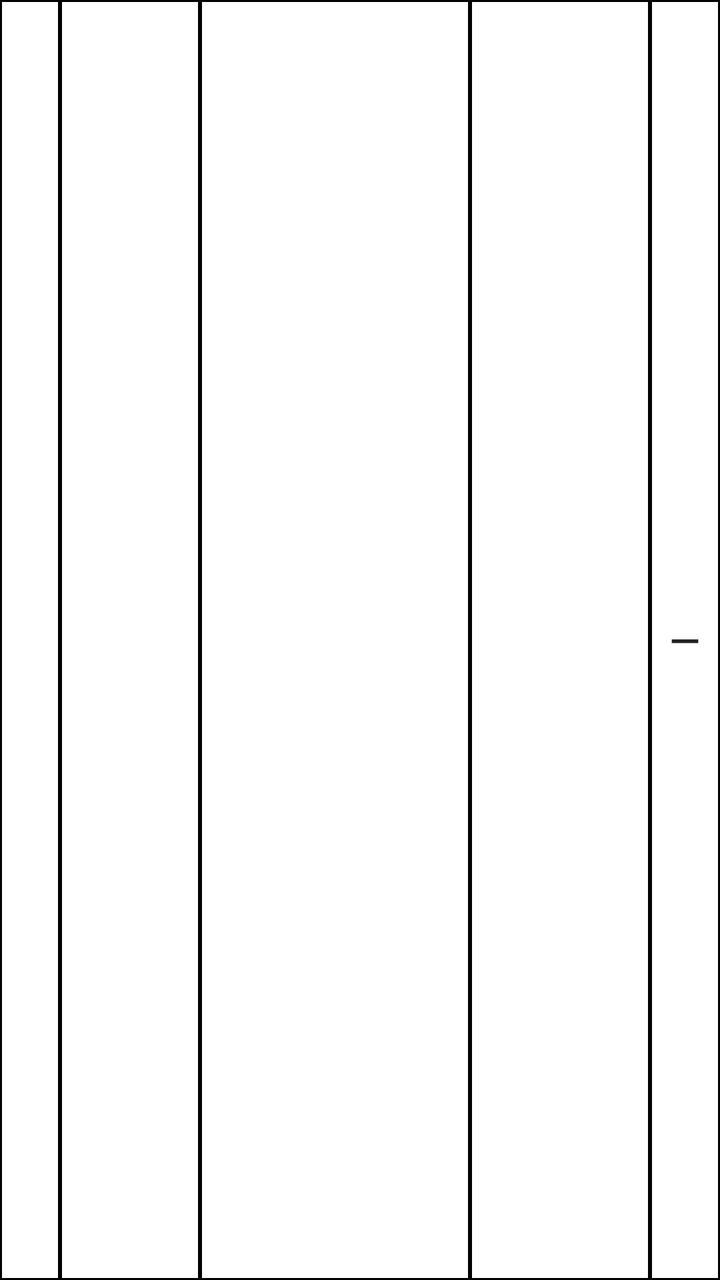
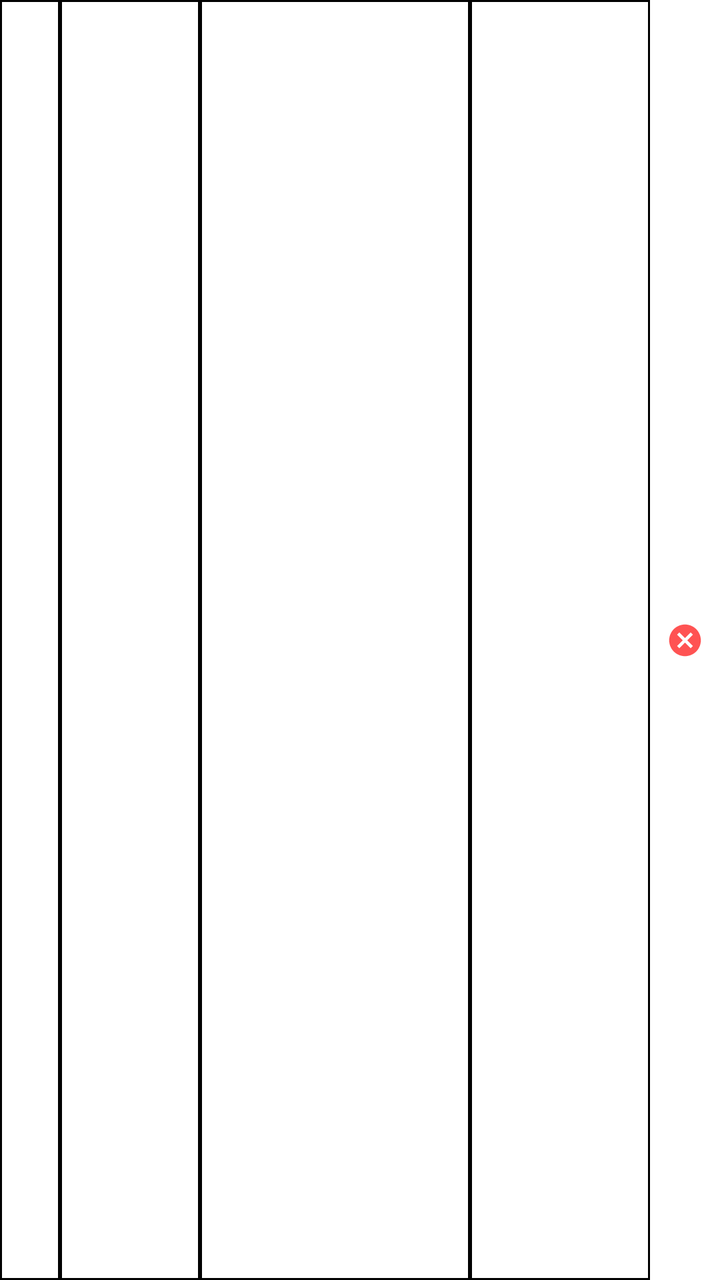

Two renders of the same Android screen: before a commit and after it. Below are the layout's source before the change and the commit's diff.
<!-- AndroidManifest.xml: application theme Theme.WorkLog -->
<!-- res/layout/item_shift.xml -->
<?xml version="1.0" encoding="utf-8"?>
<LinearLayout xmlns:android="http://schemas.android.com/apk/res/android"
    android:layout_width="match_parent"
    android:layout_height="wrap_content"
    android:orientation="horizontal">

    

    <TextView
        android:id="@+id/tvId"
        android:layout_width="30dp"
        android:layout_height="match_parent"
        android:gravity="center"
        android:textSize="16sp"
        android:background="@drawable/table_cell_border" />

    

    <TextView
        android:id="@+id/tvDate"
        android:layout_width="70dp"
        android:layout_height="match_parent"
        android:gravity="center"
        android:textSize="16sp"
        android:background="@drawable/table_cell_border" />

    

    <TextView
        android:id="@+id/tvShift"
        android:layout_width="0dp"
        android:layout_height="match_parent"
        android:layout_weight="1"
        android:gravity="center"
        android:textSize="16sp"
        android:background="@drawable/table_cell_border" />

    

    <TextView
        android:id="@+id/tvHours"
        android:layout_width="90dp"
        android:layout_height="match_parent"
        android:gravity="center"
        android:textSize="16sp"
        android:background="@drawable/table_cell_border" />

    

    <Button
        android:id="@+id/btnDelete"
        android:layout_width="35dp"
        android:layout_height="match_parent"
        android:text="—"
        android:textSize="20sp"
        android:background="@drawable/table_cell_border" />

</LinearLayout>
<!-- resources referenced by this layout -->
<resources>
  <!-- drawable table_cell_border (drawable) -->
  <?xml version="1.0" encoding="utf-8"?>
  <shape xmlns:android="http://schemas.android.com/apk/res/android">
  
      <solid android:color="@android:color/white" />
  
      <stroke
          android:width="1dp"
          android:color="@android:color/black" />
  
  </shape>
  <style name="Theme.WorkLog" parent="Theme.MaterialComponents.DayNight.NoActionBar" />
</resources>

<!-- the commit's change to res/layout/item_shift.xml (unified diff, before → after) -->
@@ -47,12 +47,15 @@
 
     
 
-    <Button
+    <ImageButton
         android:id="@+id/btnDelete"
         android:layout_width="35dp"
         android:layout_height="match_parent"
-        android:text="—"
-        android:textSize="20sp"
-        android:background="@drawable/table_cell_border" />
+        android:src="@drawable/ic_delete"
+        android:contentDescription="Delete shift"
+        android:padding="8dp"
+        android:scaleType="centerInside"
+        android:background="@drawable/delete_button_background"
+        android:tint="#FF5353" />
 
 </LinearLayout>
<!-- resource entries referenced after the edit -->
@@ -1,5 +1,16 @@
 <!-- resources referenced by this layout -->
 <resources>
+  <!-- drawable delete_button_background (drawable) -->
+  <?xml version="1.0" encoding="utf-8"?>
+  <shape xmlns:android="http://schemas.android.com/apk/res/android"
+      android:shape="rectangle">
+  </shape>
+  <!-- drawable ic_delete (drawable) -->
+  <vector xmlns:android="http://schemas.android.com/apk/res/android" android:height="24dp" android:tint="#FF4747" android:viewportHeight="24" android:viewportWidth="24" android:width="24dp">
+        
+      <path android:fillColor="@android:color/white" android:pathData="M12,2C6.47,2 2,6.47 2,12s4.47,10 10,10 10,-4.47 10,-10S17.53,2 12,2zM17,15.59L15.59,17 12,13.41 8.41,17 7,15.59 10.59,12 7,8.41 8.41,7 12,10.59 15.59,7 17,8.41 13.41,12 17,15.59z"/>
+      
+  </vector>
   <!-- drawable table_cell_border (drawable) -->
   <?xml version="1.0" encoding="utf-8"?>
   <shape xmlns:android="http://schemas.android.com/apk/res/android">
